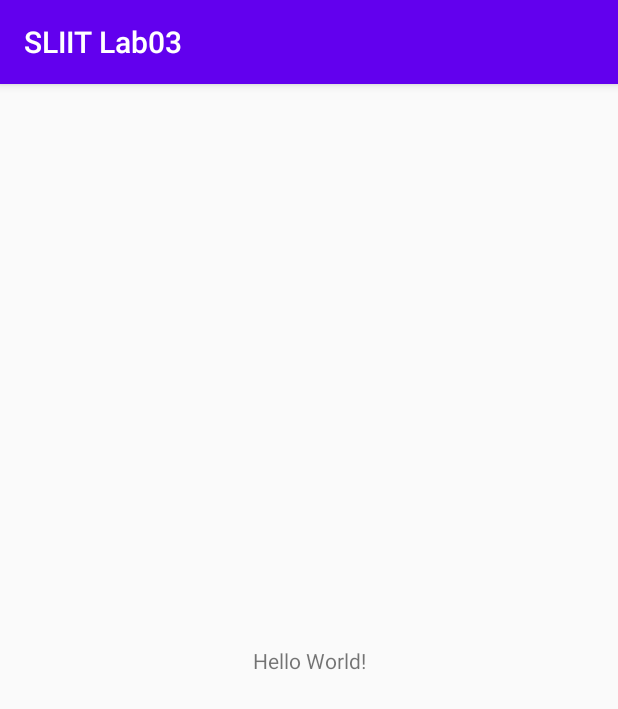
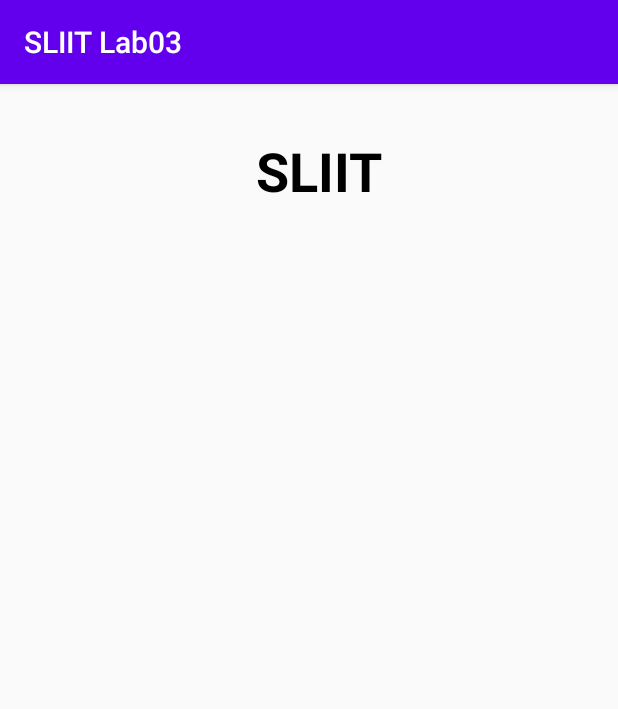
Before and after one commit to AmaSheshadi/MAD-Project, an Android app: the screen it shows after launch (MainActivity), on a phone screen of 412 x 824 dp. Shown: the top 709 px of the screen. Run offline under Robolectric (Android 15) with nearby library versions, the phone set to English and light mode, and no system bars.

Commit message:
Add a title

```diff
--- a/app/src/main/res/layout/activity_main.xml
+++ b/app/src/main/res/layout/activity_main.xml
@@ -7,12 +7,17 @@
     tools:context=".MainActivity">
 
     <TextView
-        android:layout_width="wrap_content"
-        android:layout_height="wrap_content"
-        android:text="Hello World!"
+        android:id="@+id/textView"
+        android:layout_width="94dp"
+        android:layout_height="74dp"
+        android:text="SLIIT"
+        android:textColor="@android:color/background_dark"
+        android:textSize="36sp"
+        android:textStyle="bold"
         app:layout_constraintBottom_toBottomOf="parent"
-        app:layout_constraintLeft_toLeftOf="parent"
-        app:layout_constraintRight_toRightOf="parent"
-        app:layout_constraintTop_toTopOf="parent" />
-
+        app:layout_constraintEnd_toEndOf="parent"
+        app:layout_constraintHorizontal_bias="0.536"
+        app:layout_constraintStart_toStartOf="parent"
+        app:layout_constraintTop_toTopOf="parent"
+        app:layout_constraintVertical_bias="0.048" />
 </androidx.constraintlayout.widget.ConstraintLayout>
```
